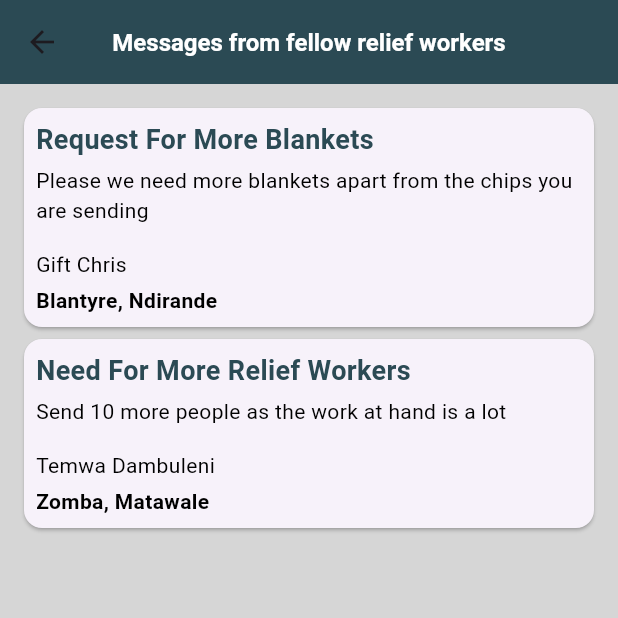
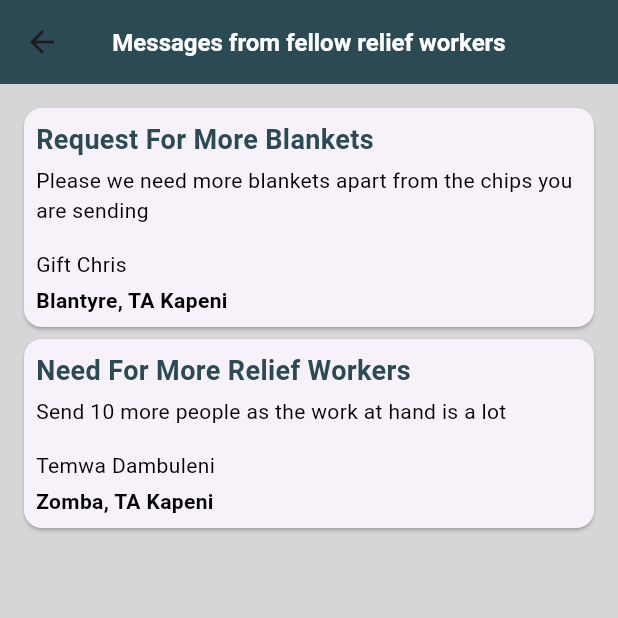
Before and after one commit to GiftChrisJava/weatherapp, a Flutter app: the ReliefPage screen opened directly, after a tap on "See Relief Worker Alerts", on a phone screen of 412 x 824 dp, the top half of it. Run offline on Flutter 3.47's test engine with Material 3 defaults, Android fonts, the phone set to English and light mode, and no system bars; our stand-ins replace fl_chart, flick_video_player, flutter_local_notifications, geocoding, geolocator, lottie and 1 more.

Commit message:
batch commit for relief workers

```diff
--- a/lib/main.dart
+++ b/lib/main.dart
@@ -51,7 +51,7 @@ class _MyAppState extends State<MyApp> {
 
   @override
   Widget build(BuildContext context) {
-    return MaterialApp(
+    return const MaterialApp(
       debugShowCheckedModeBanner: false,
       home: HomePage(),
     );
--- a/lib/pages/home_page.dart
+++ b/lib/pages/home_page.dart
@@ -1,7 +1,7 @@
 // ignore_for_file: prefer_const_constructors
 
 import 'package:flutter/material.dart';
-import 'package:register/pages/login_or_register.dart';
+import 'package:register/pages/togglers/login_or_register.dart';
 
 class HomePage extends StatelessWidget {
   const HomePage({super.key});
--- a/lib/pages/login_page.dart
+++ b/lib/pages/login_page.dart
@@ -4,7 +4,7 @@ import 'package:flutter/material.dart';
 import 'package:register/appData.dart';
 import 'package:register/components/button.dart';
 import 'package:register/components/cool_textfields.dart';
-import 'package:register/pages/local_or_relief.dart';
+import 'package:register/pages/togglers/local_or_relief.dart';
 
 class LoginPage extends StatefulWidget {
   final Function()? onTap;
--- a/lib/pages/relief_user/relief_alerts.dart
+++ b/lib/pages/relief_user/relief_alerts.dart
@@ -1,6 +1,7 @@
 // ignore_for_file: prefer_const_constructors
 
 import 'package:flutter/material.dart';
+import 'package:register/pages/relief_user/alertDetails.dart';
 
 class ReliefAlertsPage extends StatefulWidget {
   const ReliefAlertsPage({super.key});
@@ -11,7 +12,7 @@ class ReliefAlertsPage extends StatefulWidget {
 
 class _ReliefAlertsPageState extends State<ReliefAlertsPage> {
   //  a list of messages from relief worker
-  final List<Map<String, dynamic>> messages = [
+  final List<Map<String, dynamic>> alerts = [
     {
       'id': 1,
       'title': "Request For More Blankets",
@@ -19,7 +20,7 @@ class _ReliefAlertsPageState extends State<ReliefAlertsPage> {
           "Please we need more blankets apart from the chips you are sending",
       'sender': "Gift Chris",
       'district': "Blantyre",
-      'area': "Ndirande"
+      'area': "TA Kapeni"
     },
     {
       'id': 2,
@@ -27,7 +28,7 @@ class _ReliefAlertsPageState extends State<ReliefAlertsPage> {
       'message': "Send 10 more people as the work at hand is a lot",
       'sender': "Temwa Dambuleni",
       'district': "Zomba",
-      'area': "Matawale"
+      'area': "TA Kapeni"
     },
   ];
 
@@ -48,7 +49,23 @@ class _ReliefAlertsPageState extends State<ReliefAlertsPage> {
         child: SingleChildScrollView(
           padding: const EdgeInsets.all(12.0),
           child: Column(
-            children: messages.map((message) {
+            children: alerts.map((alert) {
+              return GestureDetector(
+                onTap: () => Navigator.push(
+                    context,
+                    MaterialPageRoute(
+                        builder: (context) => AlertDetails(alert: alert))),
+                child: getAlertCard(alert),
+              );
+            }).toList(),
+          ),
+        ),
+      ),
+    );
+  }
+}
+
+Card getAlertCard(Map<String, dynamic> alert) {
   return Card(
     child: Padding(
       padding: const EdgeInsets.all(8.0),
@@ -56,7 +73,7 @@ class _ReliefAlertsPageState extends State<ReliefAlertsPage> {
         crossAxisAlignment: CrossAxisAlignment.stretch,
         children: [
           Text(
-                        message['title'],
+            alert['title'],
             style: TextStyle(
               color: Color(0xFF2B4A54), // Title color
               fontWeight: FontWeight.w600, // Font weight as fw400
@@ -65,21 +82,21 @@ class _ReliefAlertsPageState extends State<ReliefAlertsPage> {
           ),
           SizedBox(height: 4),
           Text(
-                        message['message'],
+            alert['message'],
             style: TextStyle(
               color: Colors.black, // Message color
             ),
           ),
           SizedBox(height: 16),
           Text(
-                        message['sender'],
+            alert['sender'],
             style: TextStyle(
               color: Colors.black, // Sender color
             ),
           ),
           SizedBox(height: 4),
           Text(
-                        "${message['district']}, ${message['area']}",
+            "${alert['district']}, ${alert['area']}",
             style: TextStyle(
               color: Colors.black, // Location color
               fontWeight: FontWeight.bold, // Bold font weight
@@ -89,10 +106,4 @@ class _ReliefAlertsPageState extends State<ReliefAlertsPage> {
       ),
     ),
   );
-            }).toList(),
-          ),
-        ),
-      ),
-    );
 }
-}
--- a/lib/pages/relief_user/relief_page.dart
+++ b/lib/pages/relief_user/relief_page.dart
@@ -29,12 +29,46 @@ class ReliefPage extends StatelessWidget {
             mainAxisAlignment: MainAxisAlignment.center,
             children: [
               SizedBox(height: 80),
-              GestureDetector(
+              KNavigationButtonL(
+                  targetPage: ReliefAlertsPage(),
+                  message: "See Relief Worker Alerts"),
+              SizedBox(height: 40),
+              KNavigationButtonL(
+                  targetPage: LocalUserAlertsPage(),
+                  message: "See Local User Alerts"),
+              SizedBox(height: 40),
+              KNavigationButtonL(
+                  targetPage: MonitorDisaster(), message: "Monitor Disaster"),
+              SizedBox(height: 40),
+              KNavigationButtonL(
+                  targetPage: TrackReliefSupplies(),
+                  message: "Follow Up On Relief Supplies")
+            ],
+          ),
+        ),
+      ),
+    );
+  }
+}
+
+class KNavigationButtonL extends StatelessWidget {
+  const KNavigationButtonL({
+    super.key,
+    required this.targetPage,
+    required this.message,
+  });
+
+  final Widget targetPage;
+  final String message;
+
+  @override
+  Widget build(BuildContext context) {
+    return GestureDetector(
       onTap: () {
         Navigator.push(
           context,
           MaterialPageRoute(
-                      builder: (context) => ReliefAlertsPage(),
+            builder: (context) => targetPage,
           ),
         );
       },
@@ -47,7 +81,7 @@ class ReliefPage extends StatelessWidget {
         ),
         child: Center(
           child: Text(
-                      "See Relief Worker Alerts",
+            message,
             style: TextStyle(
               color: Colors.white,
               fontSize: 17,
@@ -56,98 +90,6 @@ class ReliefPage extends StatelessWidget {
           ),
         ),
       ),
-              ),
-              SizedBox(height: 40),
-              GestureDetector(
-                onTap: () {
-                  Navigator.push(
-                    context,
-                    MaterialPageRoute(
-                      builder: (context) => LocalUserAlertsPage(),
-                    ),
-                  );
-                },
-                child: Container(
-                  padding: const EdgeInsets.all(14),
-                  margin: const EdgeInsets.symmetric(horizontal: 35),
-                  decoration: BoxDecoration(
-                    color: Color(0xFF2B4A54),
-                    borderRadius: BorderRadius.circular(4),
-                  ),
-                  child: Center(
-                    child: Text(
-                      "See Local User Alerts",
-                      style: TextStyle(
-                        color: Colors.white,
-                        fontSize: 17,
-                        fontWeight: FontWeight.w400,
-                      ),
-                    ),
-                  ),
-                ),
-              ),
-              SizedBox(height: 40),
-              GestureDetector(
-                onTap: () {
-                  Navigator.push(
-                    context,
-                    MaterialPageRoute(
-                      builder: (context) => MonitorDisaster(),
-                    ),
-                  );
-                },
-                child: Container(
-                  padding: const EdgeInsets.all(14),
-                  margin: const EdgeInsets.symmetric(horizontal: 35),
-                  decoration: BoxDecoration(
-                    color: Color(0xFF2B4A54),
-                    borderRadius: BorderRadius.circular(4),
-                  ),
-                  child: Center(
-                    child: Text(
-                      "Monitor Disaster",
-                      style: TextStyle(
-                        color: Colors.white,
-                        fontSize: 17,
-                        fontWeight: FontWeight.w400,
-                      ),
-                    ),
-                  ),
-                ),
-              ),
-              SizedBox(height: 40),
-              GestureDetector(
-                onTap: () {
-                  Navigator.push(
-                    context,
-                    MaterialPageRoute(
-                      builder: (context) => TrackReliefSupplies(),
-                    ),
-                  );
-                },
-                child: Container(
-                  padding: const EdgeInsets.all(14),
-                  margin: const EdgeInsets.symmetric(horizontal: 35),
-                  decoration: BoxDecoration(
-                    color: Color(0xFF2B4A54),
-                    borderRadius: BorderRadius.circular(4),
-                  ),
-                  child: Center(
-                    child: Text(
-                      "Follow Up On Relief Supplies",
-                      style: TextStyle(
-                        color: Colors.white,
-                        fontSize: 17,
-                        fontWeight: FontWeight.w400,
-                      ),
-                    ),
-                  ),
-                ),
-              )
-            ],
-          ),
-        ),
-      ),
     );
   }
 }
```
Also changed, not shown: lib/pages/alerts/alertScreen.dart (+8 -2 lines), lib/pages/relief_user/alertDetails.dart (added, +150 -0 lines), pubspec.yaml (+5 -2 lines), assets/images/cyclone.png (added), assets/images/desert.png (added), assets/images/earthquake.png (added), assets/images/wind.png (added), lib/pages/togglers/local_or_relief.dart (renamed from lib/pages/local_or_relief.dart), lib/pages/togglers/login_or_register.dart (renamed from lib/pages/login_or_register.dart), pubspec.lock. Lines whose indentation alone changed are shown as unchanged.
